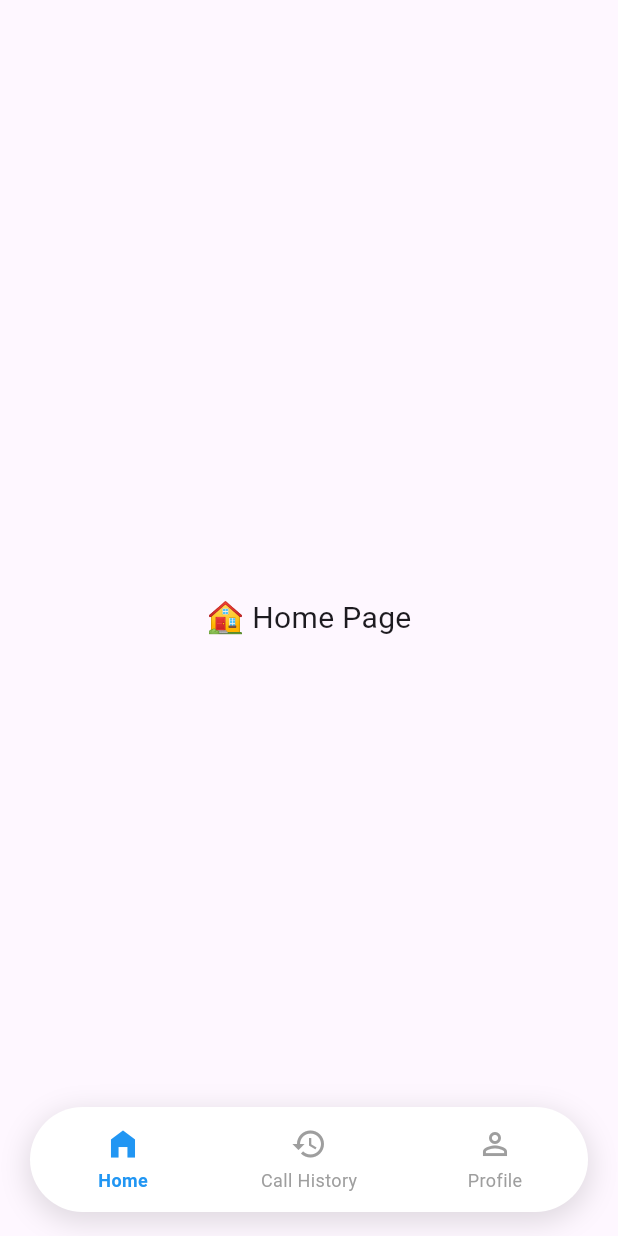
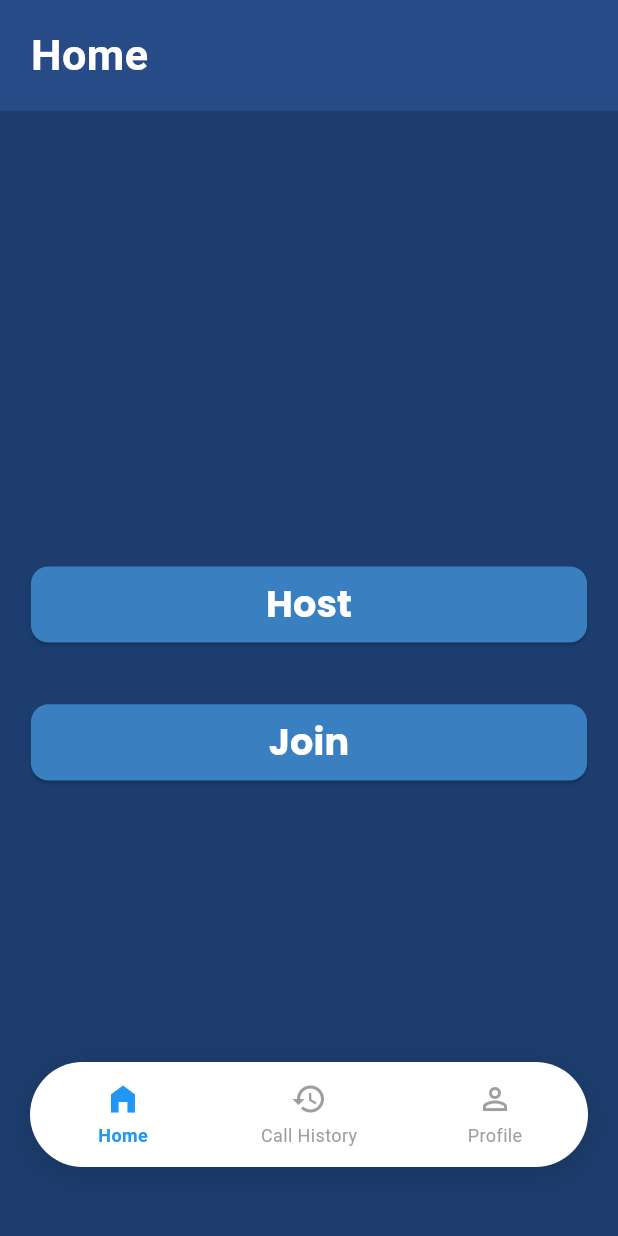
Before and after one commit to Sumeet7774/Samvad-Android-Flutter, a Flutter app: the HomeScreen screen opened directly, on a phone screen of 412 x 824 dp. Run offline on Flutter 3.47's test engine with Material 3 defaults, Android fonts, the phone set to English and light mode, and no system bars; our stand-ins replace cloud_firestore, firebase_auth, firebase_core, flutter_screenutil, flutter_svg, motion_toast and 1 more; accounts and stored records are empty.

Commit message:
completed frontend of homefragment, callhistory and profile page. Slight bug when navigation between bottom navigation all three screens. Bug is slight white line in between while going from one screen to another.

```diff
--- a/lib/screens/fragments/home/home_fragment.dart
+++ b/lib/screens/fragments/home/home_fragment.dart
@@ -1,12 +1,72 @@
 import 'package:flutter/material.dart';
+import 'package:samvad/custom/custom_button.dart';
 
 class HomeFragmentPage extends StatelessWidget {
   const HomeFragmentPage({super.key});
 
   @override
   Widget build(BuildContext context) {
-    return const Center(
-      child: Text("🏠 Home Page", style: TextStyle(fontSize: 20)),
+    final screenWidth = MediaQuery.of(context).size.width;
+    final screenHeight = MediaQuery.of(context).size.height;
+
+    return Scaffold(
+      backgroundColor: const Color(0xFF1C3D6D), // main background
+      body: Column(
+        crossAxisAlignment: CrossAxisAlignment.stretch,
+        children: [
+          // ✅ Responsive Custom Toolbar
+          Container(
+            width: double.infinity,
+            padding: EdgeInsets.symmetric(
+              vertical: screenHeight * 0.02, // 2% of screen height
+              horizontal: screenWidth * 0.05, // 5% of screen width
+            ),
+            color: const Color(0xFF274B87), // darker shade
+            child: Text(
+              "Home",
+              style: TextStyle(
+                fontSize: screenWidth * 0.07, // 7% of screen width
+                fontWeight: FontWeight.bold,
+                color: Colors.white,
+              ),
+            ),
+          ),
+
+          // ✅ Body content (Host + Join buttons centered)
+          Expanded(
+            child: Center(
+              child: Column(
+                mainAxisSize: MainAxisSize.min,
+                children: [
+                  SizedBox(
+                    width: screenWidth * 0.9, // 90% of screen width
+                    child: CustomButton(
+                      text: "Host",
+                      onPressed: () {
+                        ScaffoldMessenger.of(context).showSnackBar(
+                          const SnackBar(content: Text("Host button pressed")),
+                        );
+                      },
+                    ),
+                  ),
+                  SizedBox(height: screenHeight * 0.05), // 5% spacing
+                  SizedBox(
+                    width: screenWidth * 0.9,
+                    child: CustomButton(
+                      text: "Join",
+                      onPressed: () {
+                        ScaffoldMessenger.of(context).showSnackBar(
+                          const SnackBar(content: Text("Join button pressed")),
+                        );
+                      },
+                    ),
+                  ),
+                ],
+              ),
+            ),
+          ),
+        ],
+      ),
     );
   }
 }
--- a/lib/screens/fragments/home/home_screen.dart
+++ b/lib/screens/fragments/home/home_screen.dart
@@ -54,9 +54,12 @@ class _HomeScreenState extends State<HomeScreen> {
         child: _pages[_currentIndex], // widget keyed below
         switchInCurve: Curves.easeInOut,
       ),
-      bottomNavigationBar: CustomBottomNavigation(
-        currentIndex: _currentIndex,
-        onTap: (index) => setState(() => _currentIndex = index),
+      bottomNavigationBar: Padding(
+        padding: const EdgeInsets.only(bottom: 30.0), // ✅ space at the bottom
+        child: CustomBottomNavigation(
+          currentIndex: _currentIndex,
+          onTap: (index) => setState(() => _currentIndex = index),
+        ),
       ),
     );
   }
```
Also changed, not shown: lib/screens/fragments/call_history/call_history_screen.dart (+40 -2 lines), lib/screens/fragments/profile/profile_screen.dart (+40 -2 lines).
